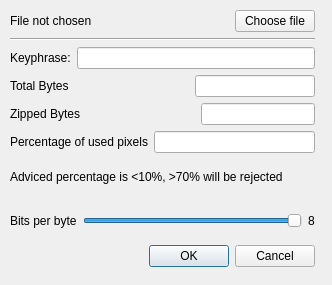
This is src/encryptdialog.ui in waleko/PictureCrypt as Qt 5 draws it before an edit. The edited form follows.
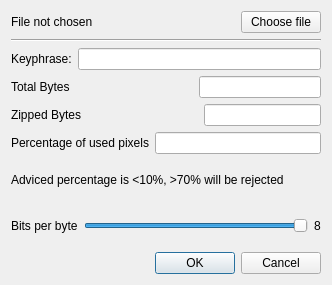
This is the edited form. Icons and pictures are not drawn.

Patch:
```diff
--- a/src/encryptdialog.ui
+++ b/src/encryptdialog.ui
@@ -17,15 +17,8 @@
    <iconset resource="resource.qrc">
     <normaloff>:/icons/image.png</normaloff>:/icons/image.png</iconset>
   </property>
-  <widget class="QWidget" name="layoutWidget">
-   <property name="geometry">
-    <rect>
-     <x>10</x>
-     <y>10</y>
-     <width>305</width>
-     <height>257</height>
-    </rect>
-   </property>
+  <layout class="QVBoxLayout" name="verticalLayout_4">
+   <item>
    <layout class="QVBoxLayout" name="verticalLayout_3">
     <item>
      <layout class="QVBoxLayout" name="verticalLayout_2">
@@ -225,7 +218,8 @@
      </widget>
     </item>
    </layout>
-  </widget>
+   </item>
+  </layout>
  </widget>
  <resources>
   <include location="resource.qrc"/>
```
Lines whose indentation alone changed are shown as unchanged.
